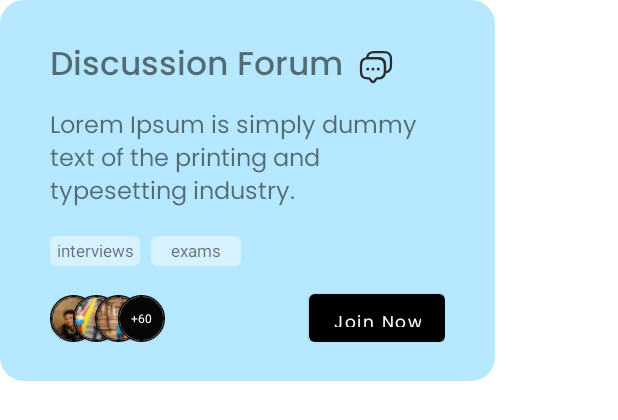
After one commit to 1ezio/ietians-diary, an Android app: the layout component_newfeature_card.xml on its own in the app's theme, with its tools: preview values and no code run, on a phone screen of 412 x 824 dp. The commit adds this screen. Shown: the top 420 px of the screen. Run offline under Robolectric (Android 15) with nearby library versions, the phone set to English and light mode, and no system bars.

Commit message:
New feature card created

```diff
--- /dev/null
+++ b/app/src/main/res/drawable/feature_circularimage_bg.xml
@@ -0,0 +1,6 @@
+<?xml version="1.0" encoding="utf-8"?>
+
+<shape xmlns:android="http://schemas.android.com/apk/res/android" android:shape="oval">
+    <solid android:color="#fff"/>
+    <stroke android:width="1dp" android:color="@color/text_black_400" />
+</shape>
--- /dev/null
+++ b/app/src/main/res/drawable/feature_discussionform_bg_blue.xml
@@ -0,0 +1,9 @@
+<?xml version="1.0" encoding="utf-8"?>
+
+<shape xmlns:android="http://schemas.android.com/apk/res/android"
+    android:shape="rectangle">
+    <solid
+        android:color="@color/sky_blue_200"/>
+    <corners
+        android:radius="16dp" />
+</shape>
--- /dev/null
+++ b/app/src/main/res/drawable/feature_discussionform_button_bg.xml
@@ -0,0 +1,9 @@
+<?xml version="1.0" encoding="utf-8"?>
+
+<shape xmlns:android="http://schemas.android.com/apk/res/android"
+    android:shape="rectangle">
+    <solid
+        android:color="@color/text_black_400"/>
+    <corners
+        android:radius="4dp" />
+</shape>
--- /dev/null
+++ b/app/src/main/res/drawable/feature_discussionform_textview_bg.xml
@@ -0,0 +1,9 @@
+<?xml version="1.0" encoding="utf-8"?>
+
+<shape xmlns:android="http://schemas.android.com/apk/res/android"
+    android:shape="rectangle">
+    <solid
+        android:color="@color/sky_blue_100"/>
+    <corners
+        android:radius="4dp" />
+</shape>
--- /dev/null
+++ b/app/src/main/res/drawable/ic_messages.xml
@@ -0,0 +1,41 @@
+<vector xmlns:android="http://schemas.android.com/apk/res/android"
+    android:width="24dp"
+    android:height="24dp"
+    android:viewportWidth="24"
+    android:viewportHeight="24">
+  <path
+      android:pathData="M17.98,10.79V14.79C17.98,15.05 17.97,15.3 17.94,15.54C17.71,18.24 16.12,19.58 13.19,19.58H12.79C12.54,19.58 12.3,19.7 12.15,19.9L10.95,21.5C10.42,22.21 9.56,22.21 9.03,21.5L7.83,19.9C7.7,19.73 7.41,19.58 7.19,19.58H6.79C3.6,19.58 2,18.79 2,14.79V10.79C2,7.86 3.35,6.27 6.04,6.04C6.28,6.01 6.53,6 6.79,6H13.19C16.38,6 17.98,7.6 17.98,10.79Z"
+      android:strokeLineJoin="round"
+      android:strokeWidth="1.5"
+      android:fillColor="#00000000"
+      android:strokeColor="#292D32"
+      android:strokeLineCap="round"/>
+  <path
+      android:pathData="M21.98,6.79V10.79C21.98,13.73 20.63,15.31 17.94,15.54C17.97,15.3 17.98,15.05 17.98,14.79V10.79C17.98,7.6 16.38,6 13.19,6H6.79C6.53,6 6.28,6.01 6.04,6.04C6.27,3.35 7.86,2 10.79,2H17.19C20.38,2 21.98,3.6 21.98,6.79Z"
+      android:strokeLineJoin="round"
+      android:strokeWidth="1.5"
+      android:fillColor="#00000000"
+      android:strokeColor="#292D32"
+      android:strokeLineCap="round"/>
+  <path
+      android:pathData="M13.4955,13.25H13.5045"
+      android:strokeLineJoin="round"
+      android:strokeWidth="2"
+      android:fillColor="#00000000"
+      android:strokeColor="#292D32"
+      android:strokeLineCap="round"/>
+  <path
+      android:pathData="M9.9955,13.25H10.0045"
+      android:strokeLineJoin="round"
+      android:strokeWidth="2"
+      android:fillColor="#00000000"
+      android:strokeColor="#292D32"
+      android:strokeLineCap="round"/>
+  <path
+      android:pathData="M6.4955,13.25H6.5045"
+      android:strokeLineJoin="round"
+      android:strokeWidth="2"
+      android:fillColor="#00000000"
+      android:strokeColor="#292D32"
+      android:strokeLineCap="round"/>
+</vector>
--- a/app/src/main/res/layout/component_card_new.xml
+++ b/app/src/main/res/layout/component_card_new.xml
@@ -1,5 +1,7 @@
 <?xml version="1.0" encoding="utf-8"?>
-<androidx.constraintlayout.widget.ConstraintLayout xmlns:android="http://schemas.android.com/apk/res/android"
+
+<androidx.constraintlayout.widget.ConstraintLayout
+    xmlns:android="http://schemas.android.com/apk/res/android"
     android:layout_width="match_parent"
     android:layout_height="match_parent">
 
--- /dev/null
+++ b/app/src/main/res/layout/component_newfeature_card.xml
@@ -0,0 +1,218 @@
+<?xml version="1.0" encoding="utf-8"?>
+
+<androidx.constraintlayout.widget.ConstraintLayout
+    xmlns:android="http://schemas.android.com/apk/res/android"
+    android:layout_width="wrap_content"
+    android:layout_height="wrap_content"
+    xmlns:app="http://schemas.android.com/apk/res-auto">
+
+    <androidx.constraintlayout.widget.ConstraintLayout
+        android:layout_width="wrap_content"
+        android:layout_height="254dp"
+        android:minWidth="330dp"
+        android:maxWidth="350dp"
+        android:paddingVertical="26dp"
+        android:paddingHorizontal="33dp"
+        app:layout_constraintTop_toTopOf="parent"
+        app:layout_constraintStart_toStartOf="parent"
+        android:background="@drawable/feature_discussionform_bg_blue">
+
+        <TextView
+            android:id="@+id/tvDiscussionForm"
+            android:layout_width="wrap_content"
+            android:layout_height="wrap_content"
+            app:layout_constraintTop_toTopOf="parent"
+            app:layout_constraintStart_toStartOf="parent"
+            android:text="Discussion Forum"
+            android:textSize="22sp"
+            android:fontFamily="@font/poppins_medium"/>
+
+        <ImageView
+            android:id="@+id/ivMessageIcon"
+            android:layout_width="wrap_content"
+            android:layout_height="wrap_content"
+            android:layout_marginStart="10dp"
+            app:layout_constraintTop_toTopOf="@id/tvDiscussionForm"
+            app:layout_constraintBottom_toBottomOf="@id/tvDiscussionForm"
+            app:layout_constraintStart_toEndOf="@+id/tvDiscussionForm"
+            android:src="@drawable/ic_messages"/>
+
+        <TextView
+            android:id="@+id/tvDescription"
+            android:layout_width="wrap_content"
+            android:layout_height="wrap_content"
+            android:layout_marginTop="8dp"
+            app:layout_constraintTop_toBottomOf="@id/tvDiscussionForm"
+            app:layout_constraintStart_toStartOf="parent"
+            android:text="@string/discussion_form_description"
+            android:textSize="16sp"
+            android:fontFamily="@font/poppins"/>
+
+        <TextView
+            android:id="@+id/tvIntervive"
+            android:layout_width="60dp"
+            android:layout_height="20dp"
+            android:layout_marginTop="15dp"
+            android:gravity="center"
+            android:background="@drawable/feature_discussionform_textview_bg"
+            app:layout_constraintTop_toBottomOf="@id/tvDescription"
+            app:layout_constraintStart_toStartOf="parent"
+            android:text="interviews"
+            android:textSize="11sp"
+            android:textAllCaps="false"/>
+
+        <TextView
+            android:id="@+id/tvExams"
+            android:layout_width="60dp"
+            android:layout_height="20dp"
+            android:layout_marginStart="7dp"
+            android:gravity="center"
+            android:background="@drawable/feature_discussionform_textview_bg"
+            app:layout_constraintTop_toTopOf="@id/tvIntervive"
+            app:layout_constraintBottom_toBottomOf="@id/tvIntervive"
+            app:layout_constraintStart_toEndOf="@id/tvIntervive"
+            android:text="exams"
+            android:textSize="11sp"
+            android:textAllCaps="false"/>
+
+        <RelativeLayout
+            android:id="@+id/rlCircluarimage1"
+            app:layout_constraintStart_toStartOf="parent"
+            app:layout_constraintBottom_toBottomOf="parent"
+            android:layout_width="31dp"
+            android:layout_height="31dp"
+            android:background="@drawable/feature_circularimage_bg"
+            android:layout_centerVertical="true"
+            android:layout_centerHorizontal="true">
+
+            <androidx.cardview.widget.CardView
+                android:id="@+id/myCardView1"
+                android:layout_width="30dp"
+                android:layout_height="30dp"
+                app:cardCornerRadius="50dp"
+                android:layout_centerHorizontal="true"
+                android:layout_centerVertical="true">
+
+                <ImageView
+                    android:id="@+id/roundedImage1"
+                    android:layout_width="match_parent"
+                    android:layout_height="match_parent"
+                    android:scaleType="centerCrop"
+                    android:src="@raw/profile_image_1"/>
+
+            </androidx.cardview.widget.CardView>
+        </RelativeLayout>
+
+        <RelativeLayout
+            android:id="@+id/rlCircluarimage2"
+            app:layout_constraintStart_toStartOf="parent"
+            app:layout_constraintBottom_toBottomOf="parent"
+            android:layout_marginStart="15dp"
+            android:layout_width="31dp"
+            android:layout_height="31dp"
+            android:background="@drawable/feature_circularimage_bg"
+            android:layout_centerVertical="true"
+            android:layout_centerHorizontal="true">
+
+            <androidx.cardview.widget.CardView
+                android:id="@+id/myCardView2"
+                android:layout_width="30dp"
+                android:layout_height="30dp"
+                app:cardCornerRadius="50dp"
+                android:layout_centerHorizontal="true"
+                android:layout_centerVertical="true">
+
+                <ImageView
+                    android:id="@+id/roundedImage2"
+                    android:layout_width="match_parent"
+                    android:layout_height="match_parent"
+                    android:scaleType="centerCrop"
+                    android:src="@raw/profile_image_2"/>
+
+            </androidx.cardview.widget.CardView>
+        </RelativeLayout>
+        <RelativeLayout
+            android:id="@+id/rlCircluarimage3"
+            app:layout_constraintStart_toStartOf="parent"
+            app:layout_constraintBottom_toBottomOf="parent"
+            android:layout_marginStart="30dp"
+            android:layout_width="31dp"
+            android:layout_height="31dp"
+            android:background="@drawable/feature_circularimage_bg"
+            android:layout_centerVertical="true"
+            android:layout_centerHorizontal="true">
+
+            <androidx.cardview.widget.CardView
+                android:id="@+id/myCardView3"
+                android:layout_width="30dp"
+                android:layout_height="30dp"
+                app:cardCornerRadius="50dp"
+                android:layout_centerHorizontal="true"
+                android:layout_centerVertical="true">
+
+                <ImageView
+                    android:id="@+id/roundedImage3"
+                    android:layout_width="match_parent"
+                    android:layout_height="match_parent"
+                    android:scaleType="centerCrop"
+                    android:src="@raw/profile_image_3"/>
+
+            </androidx.cardview.widget.CardView>
+        </RelativeLayout>
+
+        <RelativeLayout
+            android:id="@+id/rlCircluarimage4"
+            app:layout_constraintStart_toStartOf="parent"
+            app:layout_constraintBottom_toBottomOf="parent"
+            android:layout_marginStart="45dp"
+            android:layout_width="31dp"
+            android:layout_height="31dp"
+            android:background="@drawable/feature_circularimage_bg"
+            android:layout_centerVertical="true"
+            android:layout_centerHorizontal="true">
+
+            <androidx.cardview.widget.CardView
+                android:id="@+id/myCardView4"
+                android:layout_width="30dp"
+                android:layout_height="30dp"
+                app:cardCornerRadius="50dp"
+                android:layout_centerHorizontal="true"
+                android:layout_centerVertical="true">
+
+                <ImageView
+                    android:id="@+id/roundedImage4"
+                    android:layout_width="match_parent"
+                    android:layout_height="match_parent"
+                    android:scaleType="centerCrop"
+                    android:src="@raw/profile_image_4"/>
+
+            </androidx.cardview.widget.CardView>
+        </RelativeLayout>
+
+        <TextView
+            android:layout_width="wrap_content"
+            android:layout_height="wrap_content"
+            app:layout_constraintTop_toTopOf="@+id/rlCircluarimage4"
+            app:layout_constraintBottom_toBottomOf="@+id/rlCircluarimage4"
+            app:layout_constraintStart_toStartOf="@+id/rlCircluarimage4"
+            app:layout_constraintEnd_toEndOf="@+id/rlCircluarimage4"
+            android:text="+60"
+            android:textSize="8sp"
+            android:textColor="@color/white"/>
+
+        <Button
+            android:layout_width="wrap_content"
+            android:layout_height="32dp"
+            app:layout_constraintBottom_toBottomOf="parent"
+            app:layout_constraintEnd_toEndOf="parent"
+            android:text="Join Now"
+            android:textSize="11sp"
+            android:fontFamily="@font/poppins"
+            android:textColor="@color/white"
+            android:textAllCaps="false"
+            android:background="@drawable/feature_discussionform_button_bg"
+            app:backgroundTint="@null"/>
+
+    </androidx.constraintlayout.widget.ConstraintLayout>
+
+</androidx.constraintlayout.widget.ConstraintLayout>
--- a/app/src/main/res/values/strings.xml
+++ b/app/src/main/res/values/strings.xml
@@ -5,4 +5,5 @@
     <string name="terms_and_conditions_1">*By signing in you agree to our </string>
     <string name="terms_and_conditions_2"><u><![CDATA[terms & conditions]]></u></string>
     <string name="feature_icon">Feature Icon</string>
+    <string name="discussion_form_description">Lorem Ipsum is simply dummy \ntext of the printing and \ntypesetting industry.</string>
 </resources>
```
Also changed, not shown: app/src/main/res/layout/component_allfeature_card.xml (renamed from app/src/main/res/layout/component_feature_card.xml), app/src/main/res/raw/profile_image_1.png (added), app/src/main/res/raw/profile_image_2.png (added), app/src/main/res/raw/profile_image_3.png (added), app/src/main/res/raw/profile_image_4.png (added).
